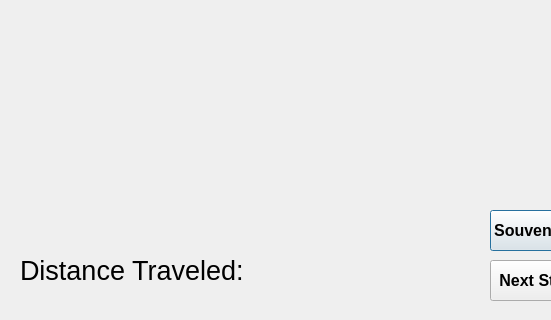
This is stadiumtrippage.ui in nokk3n-dev/CS1D-Project-2-Baseball as Qt 5 draws it before an edit; both pictures show x 0 to 551 and y 160 to 480 of the 640 by 480 pixel window. The edited form follows.
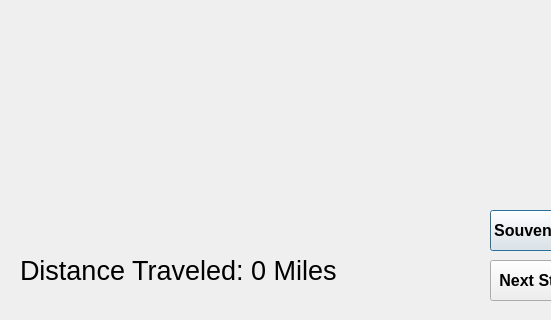
This is the edited form.

What changed in the file:
```diff
--- a/stadiumtrippage.ui
+++ b/stadiumtrippage.ui
@@ -111,7 +111,7 @@
     </font>
    </property>
    <property name="text">
-    <string>Distance Traveled:</string>
+    <string>Distance Traveled: 0 Miles</string>
    </property>
    <property name="alignment">
     <set>Qt::AlignLeading|Qt::AlignLeft|Qt::AlignVCenter</set>
```
Left out of the diff: 2 changed lines with no effect on the pictures.
